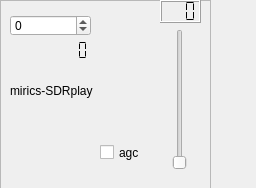
Old version of the form src/input/sdrplay-exp/sdrplay-widget.ui in the repository JvanKatwijk/qt-dab.
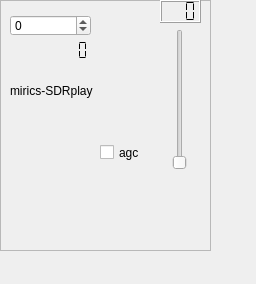
New version of the form.

Commit message: adapted to sdrplay lib 2.09

The edit to the form file:
```diff
--- a/src/input/sdrplay-exp/sdrplay-widget.ui
+++ b/src/input/sdrplay-exp/sdrplay-widget.ui
@@ -7,7 +7,7 @@
     <x>0</x>
     <y>0</y>
     <width>256</width>
-    <height>188</height>
+    <height>284</height>
    </rect>
   </property>
   <property name="windowTitle">
@@ -19,7 +19,7 @@
      <x>0</x>
      <y>0</y>
      <width>211</width>
-     <height>221</height>
+     <height>251</height>
     </rect>
    </property>
    <property name="frameShape">
@@ -128,6 +128,19 @@
      <number>200</number>
     </property>
    </widget>
+   <widget class="QLabel" name="serialNumber">
+    <property name="geometry">
+     <rect>
+      <x>10</x>
+      <y>210</y>
+      <width>171</width>
+      <height>20</height>
+     </rect>
+    </property>
+    <property name="text">
+     <string/>
+    </property>
+   </widget>
   </widget>
  </widget>
  <resources/>
```
The commit also changes 4 other files.
